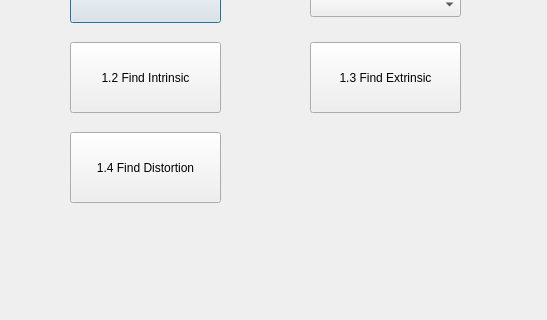
Old version of the form mainWindow.ui in the repository huang-me/opencv_calibration_python; both pictures show x 0 to 547 and y 148 to 468 of the 547 by 468 pixel window.
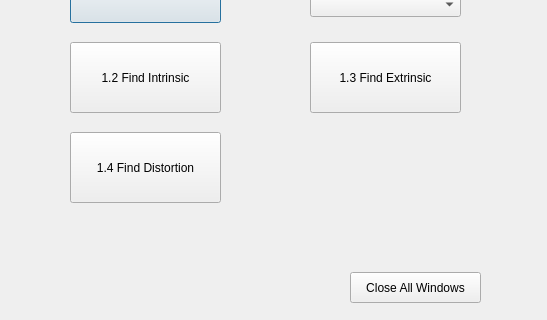
New version of the form.

Commit message:
Add button to close all windows
CLOSE_ALL_WINDOW call function to close all window at once.

```diff
--- a/mainWindow.ui
+++ b/mainWindow.ui
@@ -110,6 +110,19 @@
     <string/>
    </property>
   </widget>
+  <widget class="QPushButton" name="CLOSE_ALL_WINDOW">
+   <property name="geometry">
+    <rect>
+     <x>350</x>
+     <y>420</y>
+     <width>131</width>
+     <height>31</height>
+    </rect>
+   </property>
+   <property name="text">
+    <string>Close All Windows</string>
+   </property>
+  </widget>
  </widget>
  <resources/>
  <connections/>
```
The commit also changes 3 other files.
